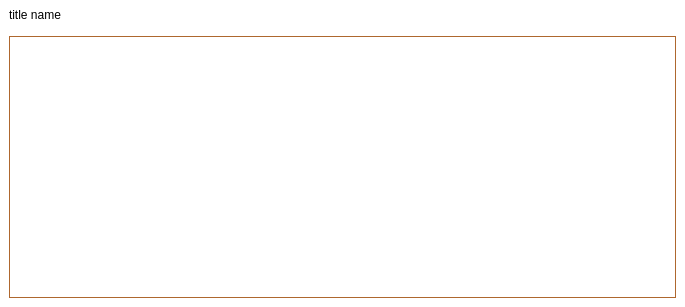
Above: src/qt/forms/transactiondescdialog.ui from MassGrid/MassGrid before the change. Below: the same form after it.
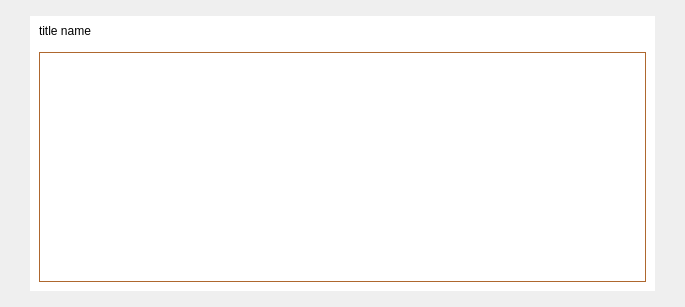
That is the form after the change. Icons and pictures are not drawn.

```diff
--- a/src/qt/forms/transactiondescdialog.ui
+++ b/src/qt/forms/transactiondescdialog.ui
@@ -14,9 +14,76 @@
    <string>Transaction details</string>
   </property>
   <property name="styleSheet">
-   <string notr="true">QDialog{
-background-color: rgb(255, 255, 255);
+   <string notr="true">QMenu{
+color:rgb(255,255,255);
+    background:rgb(198,125,26);
+    border:0px solid transparent;
+}
+QMenu::item{
+    padding:0px 20px 0px 20px;
+    margin-left: 2px;
+	margin-right: 2px;
+	margin-top: 2px;
+	margin-bottom: 2px;
+    height:30px;
+}
+ 
+QMenu::item:selected:enabled{
+	background-color: rgb(239,169,4); 
+    color: white;            
+}
+ 
+QMenu::item:selected:!enabled{
+    background:transparent;
 }</string>
+  </property>
+  <layout class="QGridLayout" name="gridLayout_2">
+   <property name="leftMargin">
+    <number>0</number>
+   </property>
+   <property name="topMargin">
+    <number>0</number>
+   </property>
+   <property name="rightMargin">
+    <number>0</number>
+   </property>
+   <property name="bottomMargin">
+    <number>0</number>
+   </property>
+   <item row="0" column="0">
+    <widget class="QWidget" name="centerWin" native="true">
+     <property name="styleSheet">
+      <string notr="true">QWidget#centerWin{
+border:hidden;
+	border-image: url(:/pic/res/pic/dlgBackgroud.png);
+}</string>
+     </property>
+     <layout class="QGridLayout" name="gridLayout_3">
+      <property name="leftMargin">
+       <number>30</number>
+      </property>
+      <property name="topMargin">
+       <number>16</number>
+      </property>
+      <property name="rightMargin">
+       <number>30</number>
+      </property>
+      <property name="bottomMargin">
+       <number>16</number>
+      </property>
+      <item row="0" column="0">
+       <widget class="QFrame" name="mainframe">
+        <property name="styleSheet">
+         <string notr="true">QFrame#mainframe{
+border:hidden;
+	background-color: rgb(255, 255, 255);
+}</string>
+        </property>
+        <property name="frameShape">
+         <enum>QFrame::StyledPanel</enum>
+        </property>
+        <property name="frameShadow">
+         <enum>QFrame::Raised</enum>
   </property>
   <layout class="QVBoxLayout" name="verticalLayout">
    <property name="leftMargin">
@@ -29,7 +96,7 @@
     <number>0</number>
    </property>
    <property name="bottomMargin">
-    <number>9</number>
+          <number>0</number>
    </property>
    <item>
     <layout class="QHBoxLayout" name="horizontalLayout">
@@ -92,6 +159,9 @@
      <property name="rightMargin">
       <number>9</number>
      </property>
+           <property name="bottomMargin">
+            <number>9</number>
+           </property>
      <item row="0" column="0">
       <widget class="QTextEdit" name="detailText">
        <property name="toolTip">
@@ -108,6 +178,12 @@
       </widget>
      </item>
     </layout>
+         </item>
+        </layout>
+       </widget>
+      </item>
+     </layout>
+    </widget>
    </item>
   </layout>
  </widget>
```
Lines whose indentation alone changed are shown as unchanged.
